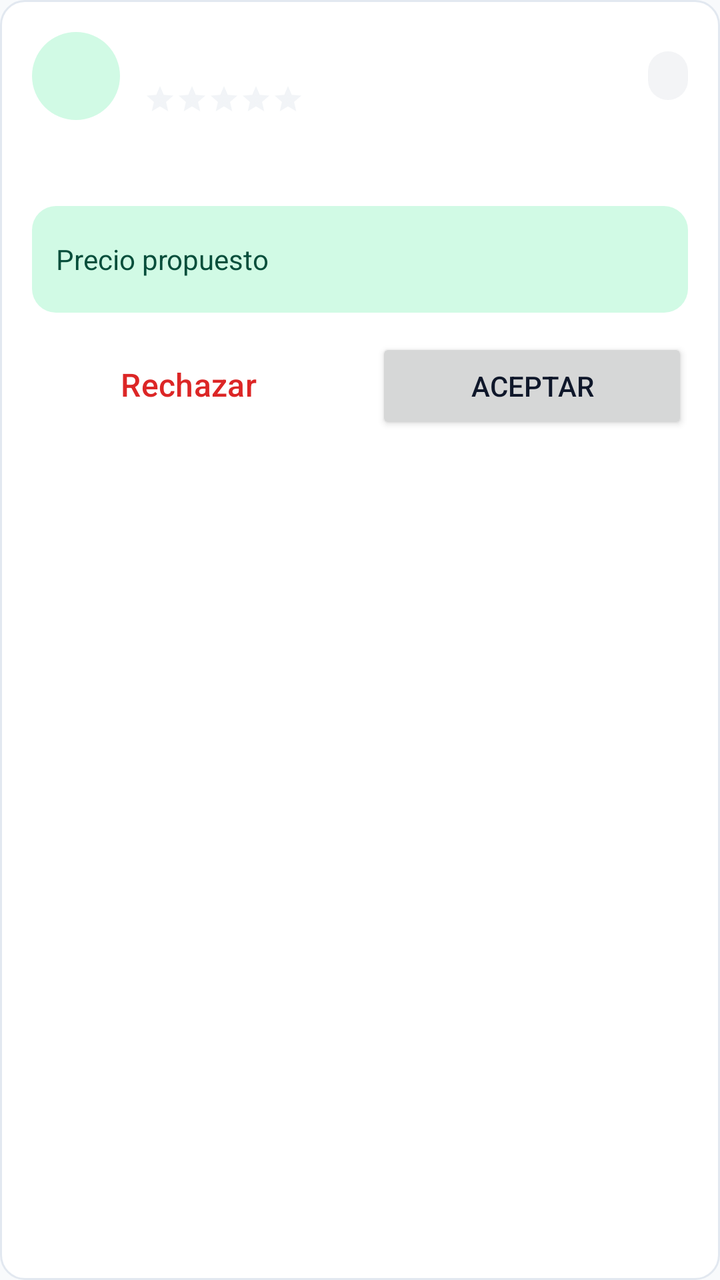
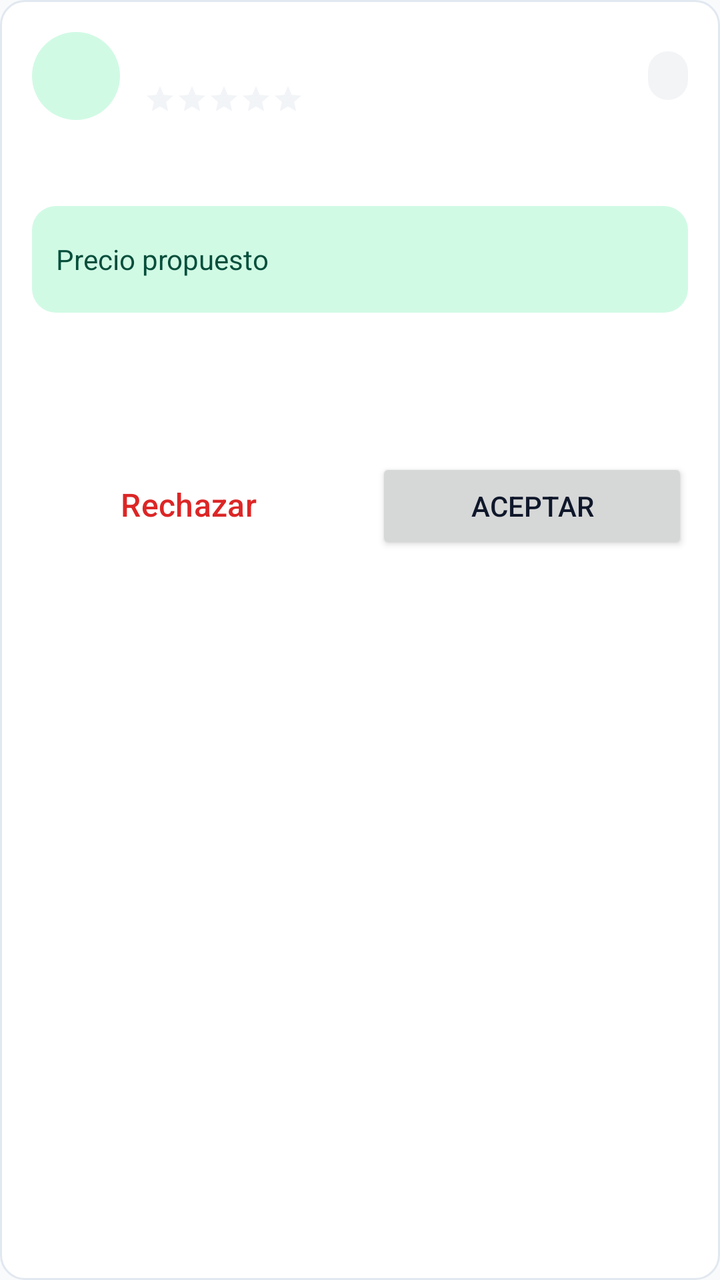

Screens rendered from an Android XML layout before and after an edit, with the pre-edit source and the edit as a unified diff.
<!-- AndroidManifest.xml: application theme Theme.GestorTrabajo -->
<!-- res/layout/item_propuesta.xml -->
<?xml version="1.0" encoding="utf-8"?>
<LinearLayout xmlns:android="http://schemas.android.com/apk/res/android"
    android:layout_width="match_parent"
    android:layout_height="wrap_content"
    android:background="@drawable/fondo_tarjeta"
    android:descendantFocusability="blocksDescendants"
    android:orientation="vertical"
    android:padding="@dimen/espacio_tarjeta">

    <LinearLayout
        android:layout_width="match_parent"
        android:layout_height="wrap_content"
        android:gravity="center_vertical"
        android:orientation="horizontal">

        <TextView
            android:id="@+id/txtInicial"
            android:layout_width="@dimen/avatar"
            android:layout_height="@dimen/avatar"
            android:background="@drawable/fondo_avatar"
            android:gravity="center"
            android:importantForAccessibility="no"
            android:textColor="@color/principal"
            android:textSize="@dimen/texto_titulo"
            android:textStyle="bold" />

        <LinearLayout
            android:layout_width="0dp"
            android:layout_height="wrap_content"
            android:layout_marginStart="@dimen/espacio_medio"
            android:layout_marginEnd="@dimen/espacio_pequeno"
            android:layout_weight="1"
            android:orientation="vertical">

            <TextView
                android:id="@+id/txtTrabajador"
                android:layout_width="match_parent"
                android:layout_height="wrap_content"
                android:textColor="@color/texto"
                android:textSize="@dimen/texto_subtitulo"
                android:textStyle="bold" />

            <LinearLayout
                android:layout_width="match_parent"
                android:layout_height="wrap_content"
                android:layout_marginTop="2dp"
                android:gravity="center_vertical"
                android:orientation="horizontal">

                <RatingBar
                    android:id="@+id/vistaEstrellas"
                    style="?android:attr/ratingBarStyleSmall"
                    android:layout_width="wrap_content"
                    android:layout_height="wrap_content"
                    android:isIndicator="true"
                    android:numStars="5"
                    android:progressBackgroundTint="@color/borde_campo"
                    android:progressTint="@color/alerta"
                    android:secondaryProgressTint="@color/alerta"
                    android:stepSize="0.1" />

                <TextView
                    android:id="@+id/txtCalificacion"
                    android:layout_width="wrap_content"
                    android:layout_height="wrap_content"
                    android:layout_marginStart="6dp"
                    android:textColor="@color/gris"
                    android:textSize="@dimen/texto_normal" />
            </LinearLayout>
        </LinearLayout>

        <TextView
            android:id="@+id/txtEstado"
            style="@style/EtiquetaEstado"
            android:layout_width="wrap_content"
            android:layout_height="wrap_content" />
    </LinearLayout>

    <TextView
        android:id="@+id/txtMensaje"
        android:layout_width="match_parent"
        android:layout_height="wrap_content"
        android:layout_marginTop="@dimen/espacio_medio"
        android:textColor="@color/texto"
        android:textSize="@dimen/texto_normal" />

    <LinearLayout
        android:layout_width="match_parent"
        android:layout_height="wrap_content"
        android:layout_marginTop="@dimen/espacio_medio"
        android:background="@drawable/fondo_precio"
        android:gravity="center_vertical"
        android:orientation="horizontal"
        android:padding="@dimen/espacio_medio">

        <TextView
            android:layout_width="0dp"
            android:layout_height="wrap_content"
            android:layout_weight="1"
            android:text="@string/precio_propuesto"
            android:textColor="@color/principal_oscuro"
            android:textSize="@dimen/texto_normal" />

        <TextView
            android:id="@+id/txtPrecio"
            android:layout_width="wrap_content"
            android:layout_height="wrap_content"
            android:textColor="@color/principal_oscuro"
            android:textSize="@dimen/texto_titulo"
            android:textStyle="bold" />
    </LinearLayout>

    <LinearLayout
        android:id="@+id/vistaBotones"
        android:layout_width="match_parent"
        android:layout_height="wrap_content"
        android:layout_marginTop="@dimen/espacio_medio"
        android:orientation="horizontal">

        <Button
            android:id="@+id/btnRechazar"
            style="@style/BotonPeligro"
            android:layout_width="0dp"
            android:layout_height="wrap_content"
            android:layout_marginEnd="@dimen/espacio_pequeno"
            android:layout_weight="1"
            android:minHeight="48dp"
            android:text="@string/boton_rechazar" />

        <Button
            android:id="@+id/btnAceptar"
            android:layout_width="0dp"
            android:layout_height="wrap_content"
            android:layout_marginStart="@dimen/espacio_pequeno"
            android:layout_weight="1"
            android:minHeight="48dp"
            android:text="@string/boton_aceptar" />
    </LinearLayout>
</LinearLayout>
<!-- resources referenced by this layout -->
<resources>
  <color name="alerta">#F59E0B</color>
  <color name="borde_campo">#CBD5E1</color>
  <color name="gris">#64748B</color>
  <color name="principal">#065F46</color>
  <color name="principal_oscuro">#064E3B</color>
  <color name="texto">#0F172A</color>
  <dimen name="avatar">44dp</dimen>
  <dimen name="espacio_medio">12dp</dimen>
  <dimen name="espacio_pequeno">8dp</dimen>
  <dimen name="espacio_tarjeta">16dp</dimen>
  <dimen name="texto_normal">14sp</dimen>
  <dimen name="texto_subtitulo">16sp</dimen>
  <dimen name="texto_titulo">22sp</dimen>
  <!-- drawable fondo_avatar (drawable) -->
  <?xml version="1.0" encoding="utf-8"?>
  <shape xmlns:android="http://schemas.android.com/apk/res/android"
      android:shape="oval">
      <solid android:color="@color/principal_suave" />
  </shape>
  <!-- drawable fondo_precio (drawable) -->
  <?xml version="1.0" encoding="utf-8"?>
  <shape xmlns:android="http://schemas.android.com/apk/res/android"
      android:shape="rectangle">
      <solid android:color="@color/principal_suave" />
      <corners android:radius="@dimen/radio_campo" />
  </shape>
  <string name="boton_aceptar">Aceptar</string>
  <string name="boton_rechazar">Rechazar</string>
  <string name="precio_propuesto">Precio propuesto</string>
  <style name="BotonPeligro" parent="BotonContorno">
          <item name="android:textColor">@color/error</item>
          <item name="strokeColor">@color/error</item>
      </style>
  <style name="EtiquetaEstado">
          <item name="android:background">@drawable/fondo_etiqueta</item>
          <item name="android:textColor">@color/neutro_texto</item>
          <item name="android:textSize">@dimen/texto_pequeno</item>
          <item name="android:textStyle">bold</item>
          <item name="android:paddingStart">10dp</item>
          <item name="android:paddingEnd">10dp</item>
          <item name="android:paddingTop">4dp</item>
          <item name="android:paddingBottom">4dp</item>
      </style>
  <style name="Theme.GestorTrabajo" parent="Base.Theme.GestorTrabajo" />
  <color name="principal_suave">#D1FAE5</color>
  <dimen name="radio_campo">12dp</dimen>
  <color name="superficie">#FFFFFF</color>
  <dimen name="radio_tarjeta">12dp</dimen>
  <color name="borde">#E2E8F0</color>
  <color name="white">#FFFFFFFF</color>
  <style name="BotonContorno" parent="Widget.Material3.Button.OutlinedButton">
          <item name="android:minHeight">@dimen/altura_boton</item>
          <item name="android:textSize">@dimen/texto_subtitulo</item>
          <item name="cornerRadius">@dimen/radio_campo</item>
          <item name="strokeColor">@color/borde_campo</item>
      </style>
  <color name="error">#DC2626</color>
  <!-- drawable fondo_etiqueta (drawable) -->
  <?xml version="1.0" encoding="utf-8"?>
  <shape xmlns:android="http://schemas.android.com/apk/res/android"
      android:shape="rectangle">
      <solid android:color="@color/neutro_fondo" />
      <corners android:radius="20dp" />
  </shape>
  <color name="neutro_texto">#4B5563</color>
  <dimen name="texto_pequeno">12sp</dimen>
  <dimen name="altura_boton">52dp</dimen>
  <color name="neutro_fondo">#F3F4F6</color>
  <color name="borde_fuerte">#94A3B8</color>
  <color name="fondo">#F8FAFC</color>
  <style name="Boton" parent="Widget.Material3.Button">
          <item name="android:minHeight">@dimen/altura_boton</item>
          <item name="android:textSize">@dimen/texto_subtitulo</item>
          <item name="cornerRadius">@dimen/radio_campo</item>
      </style>
  <!-- unchanged entries left out for length: 3 -->
</resources>

<!-- the commit's change to res/layout/item_propuesta.xml (unified diff, before → after) -->
@@ -110,6 +110,14 @@
             android:textStyle="bold" />
     </LinearLayout>
 
+    <Button
+        android:id="@+id/btnChatear"
+        style="@style/BotonContorno"
+        android:layout_width="match_parent"
+        android:layout_height="wrap_content"
+        android:layout_marginTop="@dimen/espacio_medio"
+        android:minHeight="48dp" />
+
     <LinearLayout
         android:id="@+id/vistaBotones"
         android:layout_width="match_parent"
